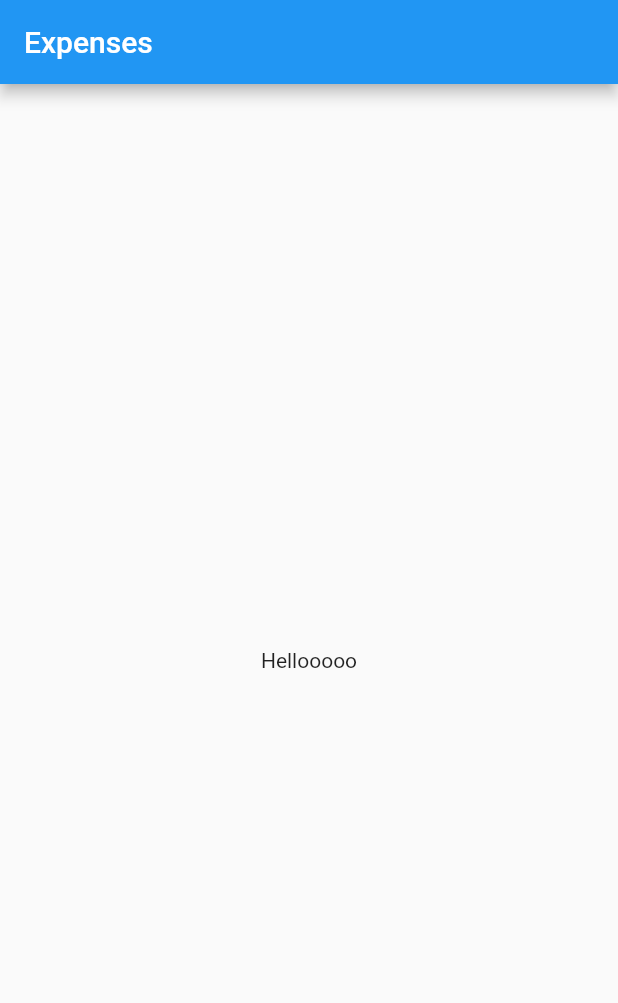
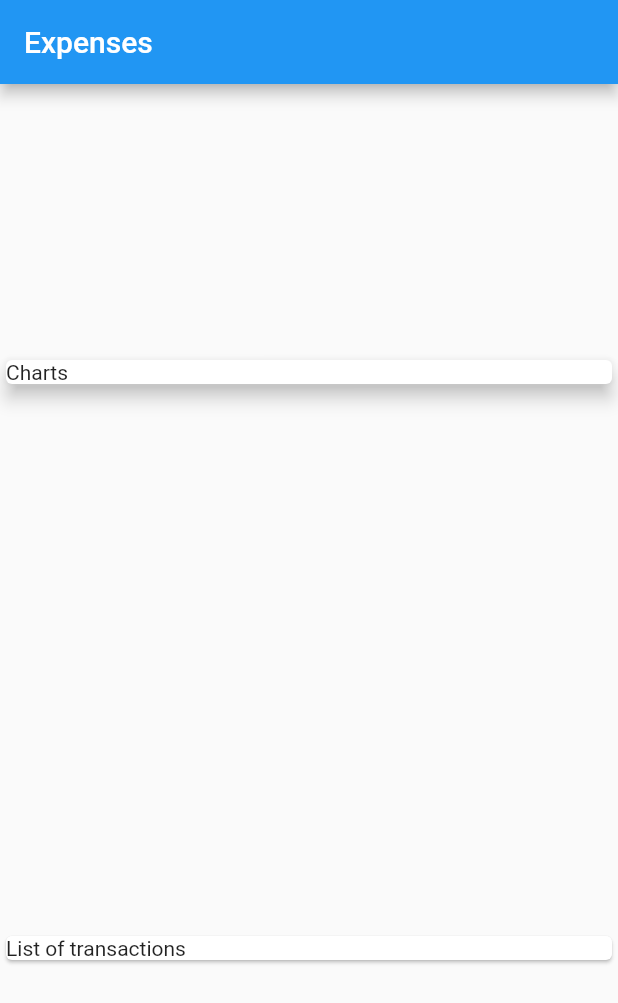
Before and after one commit to akshit-sehgal/flutter-expenses, a Flutter app: the screen it shows after launch, on a phone screen of 412 x 824 dp. Shown: the top 1003 px of the screen. Run offline on Flutter 3.47's test engine with Material 2 defaults, Android fonts, the phone set to English and light mode, and no system bars.

Commit message:
Combining Widgets

```diff
--- a/lib/main.dart
+++ b/lib/main.dart
@@ -19,8 +19,21 @@ class MyHomePage extends StatelessWidget {
       appBar: AppBar(
         title: Text('Expenses'),
       ),
-      body: Center(
-        child: Text('Hellooooo'),
+      body: Column(
+        crossAxisAlignment: CrossAxisAlignment.stretch,
+        mainAxisAlignment: MainAxisAlignment.spaceAround,
+        children: <Widget>[
+          Container(
+            child: Card(
+              child: Text('Charts'),
+              elevation: 5,
+            ),
+            width: double.infinity,
+          ),
+          Card(
+            child: Text('List of transactions'),
+          ),
+        ],
       ),
     );
   }
```
